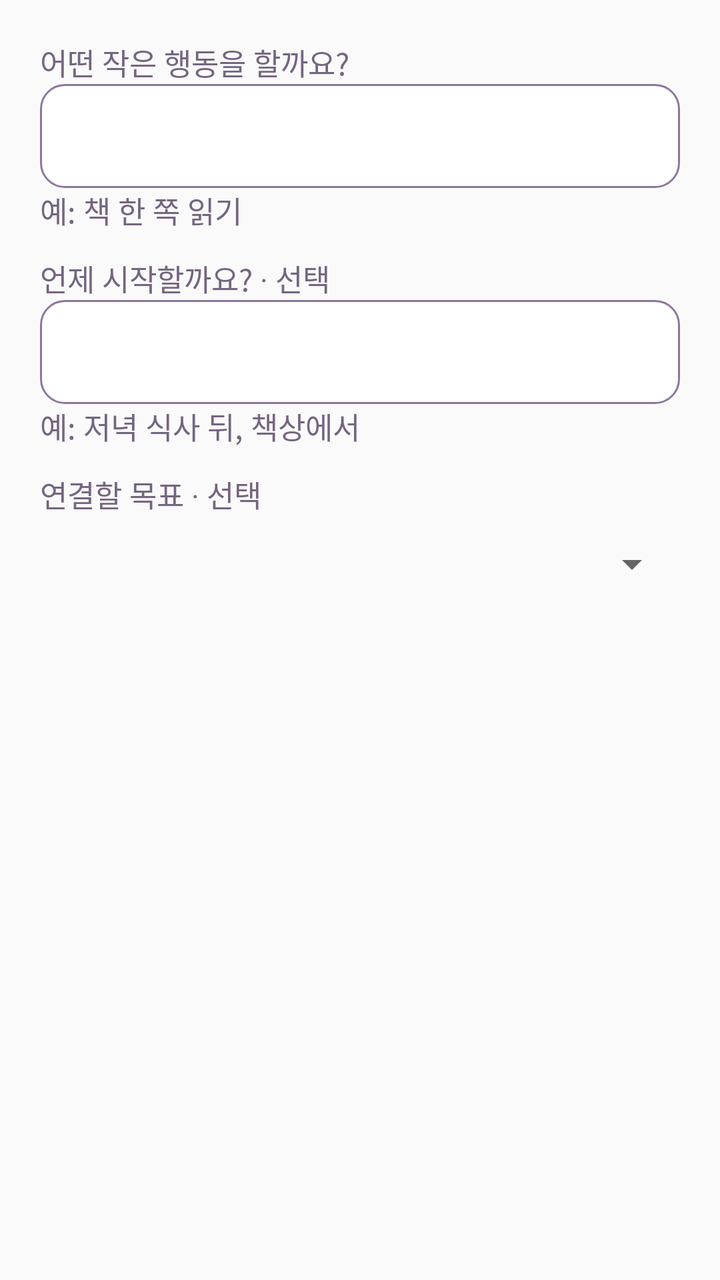
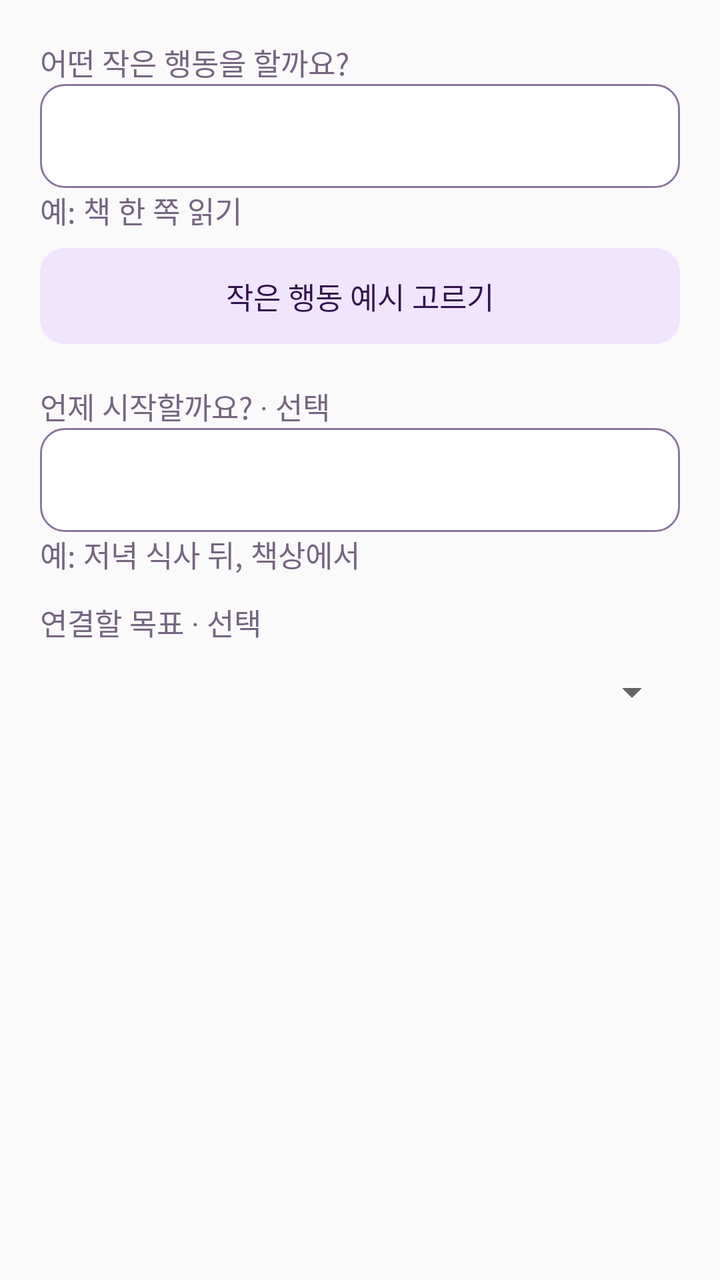

An Android layout rendered at two revisions. The XML below is the earlier revision; the diff shows what the commit changed to produce the second picture.
<!-- AndroidManifest.xml: application theme android:Theme.Material.Light.NoActionBar -->
<!-- res/layout/dialog_journey_plan.xml -->
<?xml version="1.0" encoding="utf-8"?>
<ScrollView xmlns:android="http://schemas.android.com/apk/res/android"
    android:layout_width="match_parent" android:layout_height="wrap_content">
    <LinearLayout android:layout_width="match_parent" android:layout_height="wrap_content"
        android:orientation="vertical" android:padding="20dp">
        <TextView style="@style/SecondaryText" android:text="@string/journey_action_label"
            android:labelFor="@id/journey_action_input"/>
        <EditText android:id="@+id/journey_action_input" style="@style/InputField"
            android:inputType="textCapSentences" android:importantForAutofill="no" android:maxLength="120"/>
        <TextView style="@style/SecondaryText" android:text="@string/journey_action_hint"/>
        <TextView style="@style/SecondaryText" android:text="@string/journey_cue_label"
            android:labelFor="@id/journey_cue_input" android:layout_marginTop="12dp"/>
        <EditText android:id="@+id/journey_cue_input" style="@style/InputField"
            android:inputType="textCapSentences" android:importantForAutofill="no" android:maxLength="80"/>
        <TextView style="@style/SecondaryText" android:text="@string/journey_cue_hint"/>
        <TextView style="@style/SecondaryText" android:text="@string/journey_goal_label"
            android:labelFor="@id/journey_goal_input" android:layout_marginTop="12dp"/>
        <Spinner android:id="@+id/journey_goal_input" android:layout_width="match_parent"
            android:layout_height="wrap_content" android:minHeight="48dp" android:spinnerMode="dialog"/>
        <Button android:id="@+id/journey_repeat" style="@style/SecondaryButton"
            android:text="@string/journey_repeat" android:visibility="gone"/>
        <TextView android:id="@+id/journey_dialog_error" style="@style/SecondaryText"
            android:accessibilityLiveRegion="polite" android:visibility="gone"/>
    </LinearLayout>
</ScrollView>
<!-- resources referenced by this layout -->
<resources>
  <string name="journey_action_hint">예: 책 한 쪽 읽기</string>
  <string name="journey_action_label">어떤 작은 행동을 할까요?</string>
  <string name="journey_cue_hint">예: 저녁 식사 뒤, 책상에서</string>
  <string name="journey_cue_label">언제 시작할까요? · 선택</string>
  <string name="journey_goal_label">연결할 목표 · 선택</string>
  <string name="journey_repeat">최근 계획 가져오기</string>
  <style name="InputField" parent="android:style/Widget.Material.EditText">
          <item name="android:layout_width">match_parent</item>
          <item name="android:layout_height">wrap_content</item>
          <item name="android:minHeight">52dp</item>
          <item name="android:padding">14dp</item>
          <item name="android:background">@drawable/bg_field</item>
          <item name="android:backgroundTint">@null</item>
          <item name="android:textColor">@color/ink</item>
          <item name="android:textColorHint">@color/muted</item>
          <item name="android:textSize">17sp</item>
          <item name="android:singleLine">true</item>
      </style>
  <style name="SecondaryButton" parent="PrimaryButton">
          <item name="android:background">@drawable/bg_secondary_button</item>
          <item name="android:textColor">@color/secondary_button_text</item>
          <item name="android:minHeight">48dp</item>
          <item name="android:textSize">15sp</item>
      </style>
  <style name="SecondaryText" parent="BodyText">
          <item name="android:textSize">15sp</item>
          <item name="android:textColor">@color/muted</item>
      </style>
  <!-- drawable bg_field (drawable) -->
  <selector xmlns:android="http://schemas.android.com/apk/res/android">
      <item android:state_focused="true"><shape><solid android:color="@color/surface"/><corners android:radius="12dp"/><stroke android:width="2dp" android:color="@color/primary"/></shape></item>
      <item><shape><solid android:color="@color/surface"/><corners android:radius="12dp"/><stroke android:width="1dp" android:color="@color/field_border"/></shape></item>
  </selector>
  <color name="ink">#32134D</color>
  <color name="muted">#756580</color>
  <style name="BodyText">
          <item name="android:layout_width">match_parent</item>
          <item name="android:layout_height">wrap_content</item>
          <item name="android:textColor">@color/ink</item>
          <item name="android:textSize">17sp</item>
          <item name="android:breakStrategy">simple</item>
      </style>
  <color name="surface">#FFFFFF</color>
  <color name="primary">#7842CB</color>
  <color name="field_border">#8D779D</color>
  <!-- drawable bg_primary (drawable) -->
  <ripple xmlns:android="http://schemas.android.com/apk/res/android" android:color="@color/ripple">
      <item><selector>
          <item android:state_enabled="false"><shape><solid android:color="@color/disabled"/><corners android:radius="16dp"/></shape></item>
          <item android:state_pressed="true"><shape><solid android:color="@color/primary_pressed"/><corners android:radius="16dp"/></shape></item>
          <item><shape><gradient android:angle="0" android:startColor="@color/primary" android:endColor="@color/primary_pressed"/><corners android:radius="16dp"/></shape></item>
      </selector></item>
  </ripple>
  <color name="ripple">#307842CB</color>
  <color name="border">#E4D8EA</color>
  <color name="lavender">#F0E5FC</color>
  <color name="disabled">#E7DDF0</color>
  <color name="primary_pressed">#6330B1</color>
  <!-- unchanged entries left out for length: 2 -->
</resources>

<!-- the commit's change to res/layout/dialog_journey_plan.xml (unified diff, before → after) -->
@@ -8,6 +8,8 @@
         <EditText android:id="@+id/journey_action_input" style="@style/InputField"
             android:inputType="textCapSentences" android:importantForAutofill="no" android:maxLength="120"/>
         <TextView style="@style/SecondaryText" android:text="@string/journey_action_hint"/>
+        <Button android:id="@+id/journey_suggest" style="@style/SecondaryButton"
+            android:text="@string/journey_suggest"/>
         <TextView style="@style/SecondaryText" android:text="@string/journey_cue_label"
             android:labelFor="@id/journey_cue_input" android:layout_marginTop="12dp"/>
         <EditText android:id="@+id/journey_cue_input" style="@style/InputField"
<!-- resource entries referenced after the edit -->
@@ -6,6 +6,7 @@
   <string name="journey_cue_label">언제 시작할까요? · 선택</string>
   <string name="journey_goal_label">연결할 목표 · 선택</string>
   <string name="journey_repeat">최근 계획 가져오기</string>
+  <string name="journey_suggest">작은 행동 예시 고르기</string>
   <style name="InputField" parent="android:style/Widget.Material.EditText">
           <item name="android:layout_width">match_parent</item>
           <item name="android:layout_height">wrap_content</item>
